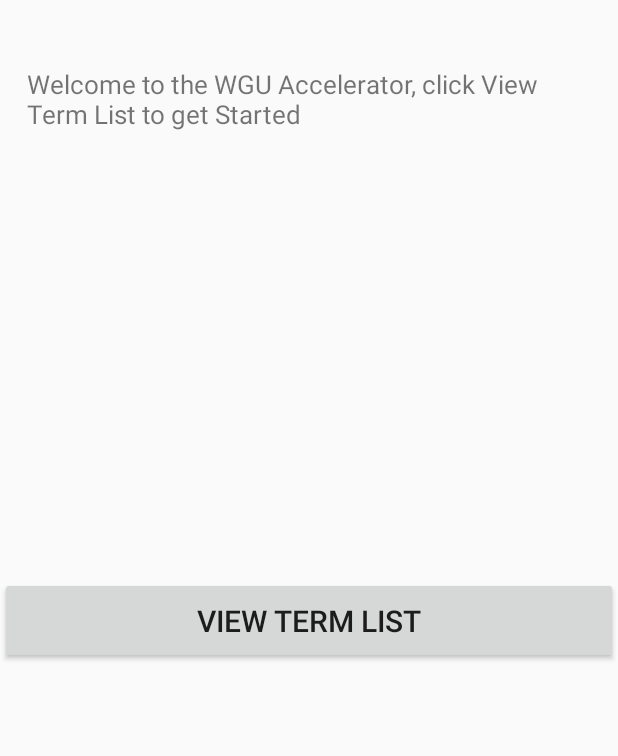
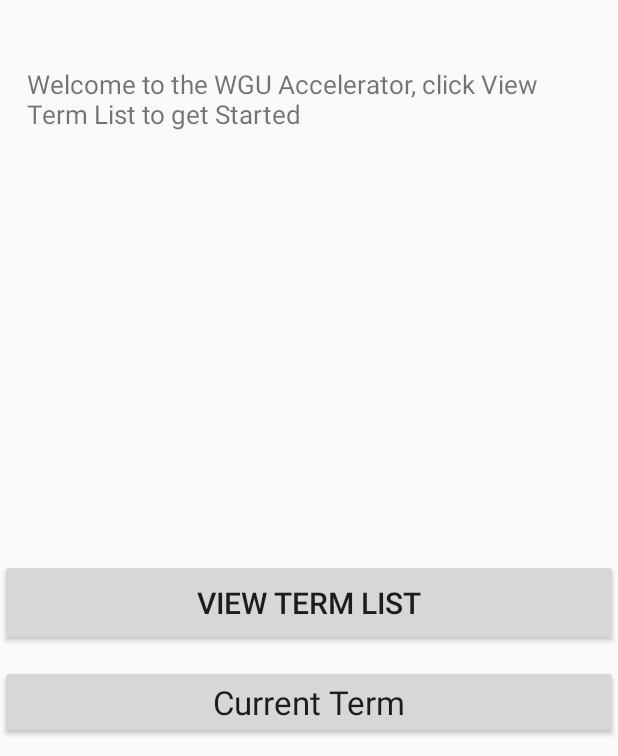
Before and after one commit to XarnnibusTug/WGU-Term_Tracker, an Android app: the screen it shows after launch (MainActivity), on a phone screen of 412 x 824 dp, the part 480-1236 px from its top. Run offline under Robolectric (Android 15) with nearby library versions, the phone set to English and light mode, and no system bars.

```diff
--- a/app/src/main/java/com/example/jmor132/myapplication/DBOpenHelper.java
+++ b/app/src/main/java/com/example/jmor132/myapplication/DBOpenHelper.java
@@ -18,8 +18,9 @@
     public static final String TERM_NAME = "termName";
     public static final String TERM_START = "termStart";
     public static final String TERM_END = "termEnd";
+    public static final String TERM_ACTIVE ="termActive";
     public static final String TERM_CREATED = "termCreated";
-    public static final String[] TERMS_COLUMNS = {TERMS_TABLE_ID, TERM_NAME, TERM_START, TERM_END, TERM_CREATED};
+    public static final String[] TERMS_COLUMNS = {TERMS_TABLE_ID, TERM_NAME, TERM_START, TERM_END,TERM_ACTIVE, TERM_CREATED};
 
     // Terms Table Create Method
     private static final String TERMS_TABLE_CREATE =
@@ -28,6 +29,7 @@
                     TERM_NAME + " TEXT, " +
                     TERM_START + " DATE, "+
                     TERM_END + " DATE, " +
+                    TERM_ACTIVE + " INTEGER, " +
                     TERM_CREATED + " TEXT default CURRENT_TIMESTAMP" +
                     ")";
 
--- a/app/src/main/java/com/example/jmor132/myapplication/Term.java
+++ b/app/src/main/java/com/example/jmor132/myapplication/Term.java
@@ -18,6 +18,7 @@
         values.put(DBOpenHelper.TERM_NAME, termName);
         values.put(DBOpenHelper.TERM_START, termStart);
         values.put(DBOpenHelper.TERM_END, termEnd);
+        values.put(DBOpenHelper.TERM_ACTIVE, active);
         context.getContentResolver().update(TermProvider.TERMS_URI, values, DBOpenHelper.TERMS_TABLE_ID + " = " + termID, null);
 
     }
--- a/app/src/main/java/com/example/jmor132/myapplication/TermDataManager.java
+++ b/app/src/main/java/com/example/jmor132/myapplication/TermDataManager.java
@@ -27,12 +27,14 @@
         String termName = cursor.getString(cursor.getColumnIndex(DBOpenHelper.TERM_NAME));
         String termStartDate = cursor.getString(cursor.getColumnIndex(DBOpenHelper.TERM_START));
         String termEndDate = cursor.getString(cursor.getColumnIndex(DBOpenHelper.TERM_END));
+        int termActive = cursor.getInt(cursor.getColumnIndex(DBOpenHelper.TERM_ACTIVE));
 
         Term term = new Term();
         term.termID = termID;
         term.termName = termName;
         term.termStart = termStartDate;
         term.termEnd = termEndDate;
+        term.active = termActive;
 
         return term;
     }
--- a/app/src/main/res/layout/activity_main.xml
+++ b/app/src/main/res/layout/activity_main.xml
@@ -29,7 +29,8 @@
         android:layout_height="58dp"
         android:layout_alignParentStart="true"
         android:layout_alignParentBottom="true"
-        android:layout_marginBottom="61dp"
+        android:layout_marginStart="0dp"
+        android:layout_marginBottom="73dp"
         android:onClick="openTermsList"
         android:text="@string/view_term_list"
         android:textSize="20sp" />
@@ -47,4 +48,15 @@
         android:contentDescription="@string/logo_description"
         app:srcCompat="@drawable/logo2" />
 
+    <Button
+        android:id="@+id/button11"
+        android:layout_width="match_parent"
+        android:layout_height="wrap_content"
+        android:layout_alignParentStart="true"
+        android:layout_alignParentBottom="true"
+        android:layout_marginBottom="11dp"
+        android:onClick="openCurrentTerm"
+        android:text="@string/current_term"
+        android:textAppearance="@style/TextAppearance.AppCompat.Large" />
+
 </RelativeLayout>
--- a/app/src/main/res/values/strings.xml
+++ b/app/src/main/res/values/strings.xml
@@ -5,6 +5,7 @@
 
     // Main Screen
     <string name="view_term_list">View Term List</string>
+    <string name="current_term">Current Term</string>
     <string name="logo_description">Wgu Logo</string>
     <string name="welcome_text">Welcome to the WGU Accelerator, click View Term List to get Started</string>
 
@@ -24,6 +25,7 @@
 
     //Term View Screen
     <string name="course_button">Courses</string>
+    <string name="make_term_active">Make Term Active</string>
     <string name="delete_term_button">Delete Term</string>
     <string name="view_term">View Term</string>
     <string name="edit_term_button">Edit Term</string>
@@ -55,7 +57,9 @@
     <string name="title_activity_course_view">CourseViewActivity</string>
 
     //Toast Messages
+    <string name="no_term_set">No Term has been Set!</string>
     <string name="term_saved">New Term Saved!</string>
+    <string name = "term_marked_active">Term Set To active!</string>
     <string name="term_updated"> Term Has been Updated</string>
     <string name="term_deleted"> Term Has been Deleted</string>
     <string name="courseAttached"> Course is attached, please delete courses first.</string>
```
Also changed, not shown: app/src/main/java/com/example/jmor132/myapplication/CourseViewActivity.java (+19 -4 lines), app/src/main/java/com/example/jmor132/myapplication/MainActivity.java (+17 -0 lines), app/src/main/java/com/example/jmor132/myapplication/TermViewActivity.java (+18 -0 lines), app/src/main/res/layout/activity_term_view.xml (+10 -0 lines).
